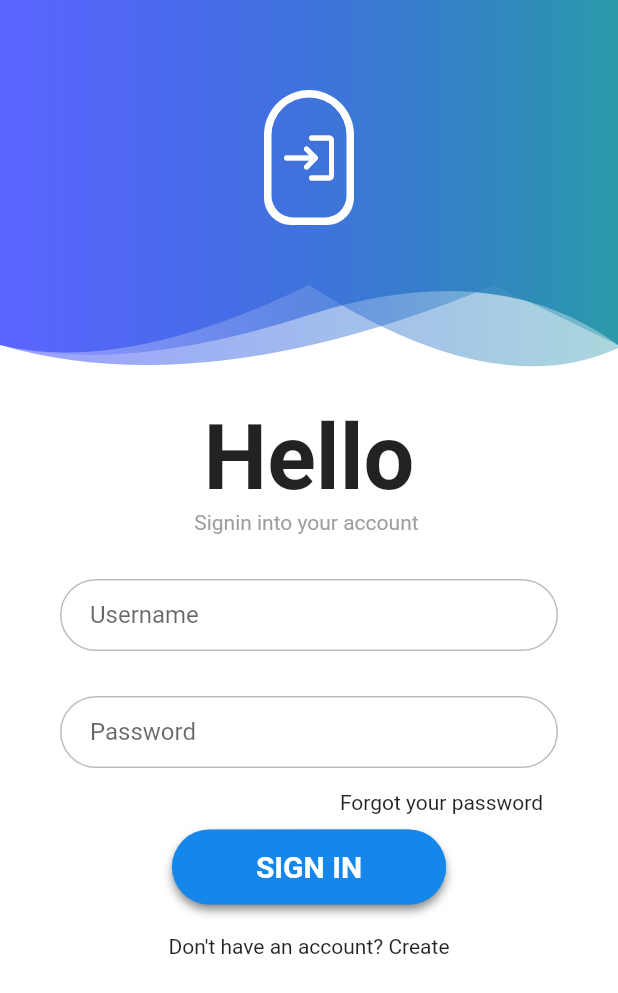
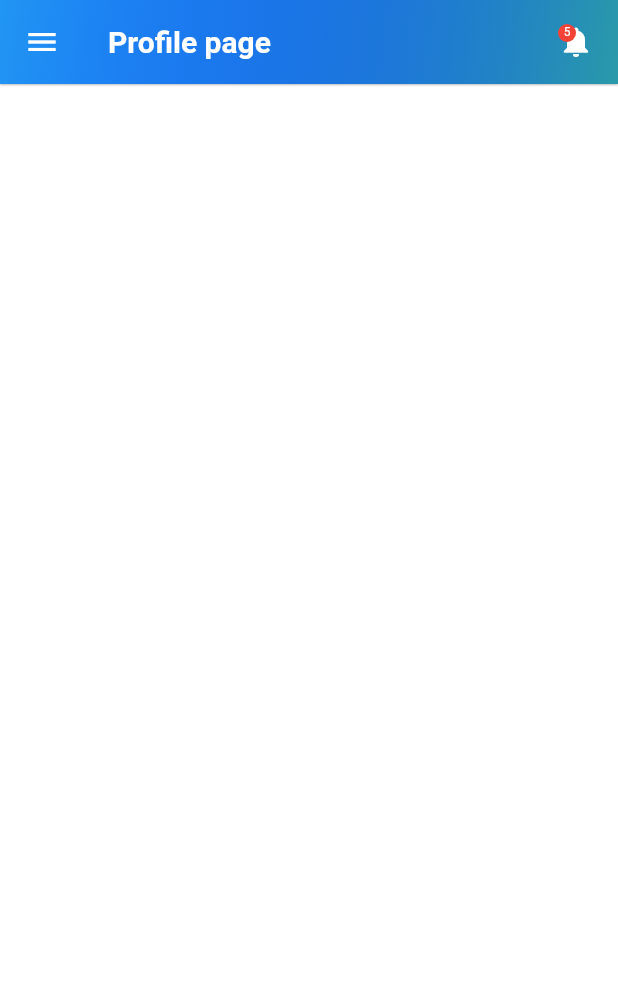
Before and after one commit to param-ninthu/vbuy, a Flutter app: the screen it shows after launch, after a tap on "SIGN IN", on a phone screen of 412 x 824 dp. Shown: the top 993 px of the screen. Run offline on Flutter 3.47's test engine with Material 2 defaults, Android fonts, the light colour scheme and no system bars; our stand-ins replace hexcolor.

Commit message:
Profile screen

```diff
--- a/vbuyy/lib/pages/loginScreen.dart
+++ b/vbuyy/lib/pages/loginScreen.dart
@@ -2,6 +2,7 @@ import 'package:flutter/material.dart';
 import 'package:flutter/src/widgets/container.dart';
 import 'package:flutter/src/widgets/framework.dart';
 import 'package:vbuyy/common/themeHelper.dart';
+import 'package:vbuyy/pages/profileScreen.dart';
 
 import 'widgets/headerWidget.dart';
 
@@ -71,7 +72,12 @@ class _LoginPageState extends State<LoginPage> {
                                 ThemeHelper().buttonBoxDecoration(context),
                             child: ElevatedButton(
                               style: ThemeHelper().buttonStyle(),
-                              onPressed: () {},
+                              onPressed: () {
+                                Navigator.pushReplacement(
+                                    context,
+                                    MaterialPageRoute(
+                                        builder: (context) => ProfileScreen()));
+                              },
                               child: Padding(
                                 padding: EdgeInsets.fromLTRB(40, 10, 40, 10),
                                 child: Text(
--- /dev/null
+++ b/vbuyy/lib/pages/profileScreen.dart
@@ -0,0 +1,121 @@
+import 'package:flutter/cupertino.dart';
+import 'package:flutter/material.dart';
+import 'package:vbuyy/pages/splashScreen.dart';
+
+class ProfileScreen extends StatefulWidget {
+  const ProfileScreen({Key? key}) : super(key: key);
+
+  @override
+  _ProfileScreenState createState() => _ProfileScreenState();
+}
+
+class _ProfileScreenState extends State<ProfileScreen> {
+  double _drawerIconSize = 24;
+  @override
+  Widget build(BuildContext context) {
+    return Scaffold(
+      appBar: AppBar(
+        title: Text(
+          "Profile page",
+          style: TextStyle(color: Colors.white, fontWeight: FontWeight.bold),
+        ),
+        elevation: 0.5,
+        iconTheme: IconThemeData(color: Colors.white),
+        flexibleSpace: Container(
+          decoration: BoxDecoration(
+            gradient: LinearGradient(
+                begin: Alignment.topLeft,
+                end: Alignment.bottomRight,
+                colors: <Color>[
+                  Theme.of(context).primaryColor,
+                  Theme.of(context).accentColor
+                ]),
+          ),
+        ),
+        actions: [
+          Container(
+            margin: EdgeInsets.only(top: 16, right: 16),
+            child: Stack(
+              children: <Widget>[
+                Icon(Icons.notifications),
+                Positioned(
+                  child: Container(
+                    padding: EdgeInsets.all(1),
+                    decoration: BoxDecoration(
+                        color: Colors.red,
+                        borderRadius: BorderRadius.circular(6)),
+                    constraints: BoxConstraints(minWidth: 12, minHeight: 12),
+                    child: Text(
+                      '5',
+                      style: TextStyle(color: Colors.white, fontSize: 8),
+                      textAlign: TextAlign.center,
+                    ),
+                  ),
+                ),
+              ],
+            ),
+          ),
+        ],
+      ),
+      drawer: Drawer(
+        child: Container(
+          decoration: BoxDecoration(
+            gradient: LinearGradient(
+              begin: Alignment.topLeft,
+              end: Alignment.bottomRight,
+              stops: [0.0, 0.1],
+              colors: [
+                Theme.of(context).primaryColor.withOpacity(0.2),
+                Theme.of(context).accentColor.withOpacity(0.1)
+              ],
+            ),
+          ),
+          child: ListView(children: [
+            DrawerHeader(
+              decoration: BoxDecoration(
+                  color: Theme.of(context).primaryColor,
+                  gradient: LinearGradient(
+                    begin: Alignment.topLeft,
+                    end: Alignment.bottomRight,
+                    stops: [0.0, 0.1],
+                    colors: [
+                      Theme.of(context).primaryColor.withOpacity(0.2),
+                      Theme.of(context).accentColor.withOpacity(0.1)
+                    ],
+                  )),
+              child: Container(
+                alignment: Alignment.bottomLeft,
+                child: Text(
+                  'vBuyy',
+                  style: TextStyle(
+                      fontSize: 25,
+                      color: Colors.white,
+                      fontWeight: FontWeight.bold),
+                ),
+              ),
+            ),
+            ListTile(
+              leading: Icon(
+                Icons.screen_lock_landscape_rounded,
+                size: _drawerIconSize,
+                color: Theme.of(context).accentColor,
+              ),
+              title: Text(
+                'Splash Screen',
+                style: TextStyle(
+                    fontSize: 17, color: Theme.of(context).accentColor),
+              ),
+              onTap: () {
+                Navigator.push(
+                    context,
+                    MaterialPageRoute(
+                        builder: (context) =>
+                            SplashScreen(title: "Splash Screen")));
+              },
+            )
+          ]),
+        ),
+      ),
+    );
+  }
+}
```
Also changed, not shown: vbuyy/lib/pages/signupScreen.dart (added).
